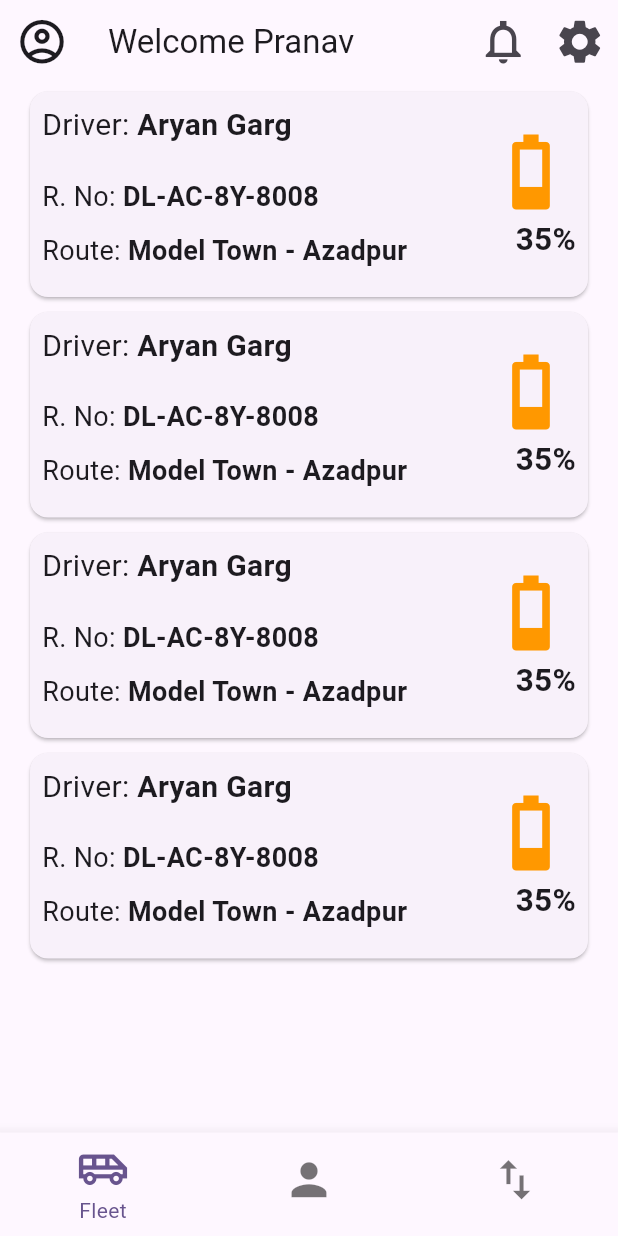
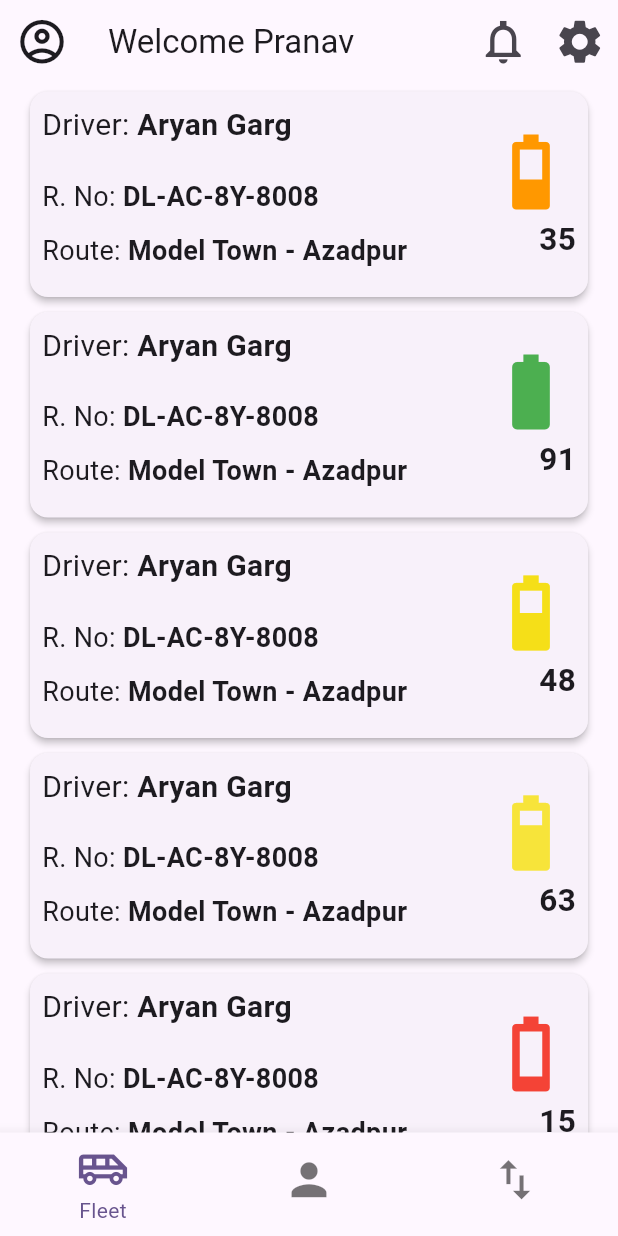
Before and after one commit to PrithviRajput16/Tuktuk, a Flutter app: the screen it shows after launch, on a phone screen of 412 x 824 dp. Run offline on Flutter 3.47's test engine with Material 2 defaults, Android fonts, the light colour scheme and no system bars.

Commit message:
Made icons and colors variables

```diff
--- a/lib/data/fleet_data.dart
+++ b/lib/data/fleet_data.dart
@@ -3,24 +3,30 @@ final FleetList = [
     'driver_alloted': 'Aryan Garg',
     'r_no': 'DL-AC-8Y-8008',
     'route': 'Model Town - Azadpur',
-    'battery': '35%'
+    'battery': 35
   },
   {
     'driver_alloted': 'Aryan Garg',
     'r_no': 'DL-AC-8Y-8008',
     'route': 'Model Town - Azadpur',
-    'battery': '35%'
+    'battery': 91
   },
   {
     'driver_alloted': 'Aryan Garg',
     'r_no': 'DL-AC-8Y-8008',
     'route': 'Model Town - Azadpur',
-    'battery': '35%'
+    'battery': 48
   },
   {
     'driver_alloted': 'Aryan Garg',
     'r_no': 'DL-AC-8Y-8008',
     'route': 'Model Town - Azadpur',
-    'battery': '35%'
+    'battery': 63
+  },
+  {
+    'driver_alloted': 'Aryan Garg',
+    'r_no': 'DL-AC-8Y-8008',
+    'route': 'Model Town - Azadpur',
+    'battery': 15
   },
 ];
--- a/lib/screens/fleet_screen.dart
+++ b/lib/screens/fleet_screen.dart
@@ -7,10 +7,30 @@ class FleetScreen extends StatelessWidget {
   @override
   Widget build(BuildContext context) {
     final tList = FleetList;
+    Color? color = Colors.red;
+    var batteryIcon = Icons.battery_3_bar;
     return ListView.builder(
         itemCount: tList.length,
         itemBuilder: (context, index) {
+          var batteryPercent = tList[index]['battery'] as int;
+          if (batteryPercent >= 90) {
+            color = Colors.green;
+            batteryIcon = Icons.battery_full_outlined;
+          } else if (batteryPercent < 90 && batteryPercent > 60) {
+            color = const Color.fromARGB(255, 247, 228, 58);
+            batteryIcon = Icons.battery_5_bar;
+          } else if (batteryPercent < 60 && batteryPercent > 40) {
+            color = Color.fromARGB(255, 245, 223, 24);
+            batteryIcon = Icons.battery_4_bar;
+          } else if (batteryPercent < 40 && batteryPercent > 20) {
+            color = Colors.orange;
+            batteryIcon = Icons.battery_3_bar;
+          } else {
+            color = Colors.red;
+            batteryIcon = Icons.battery_1_bar;
+          }
           return Card(
+            elevation: 2,
             margin: const EdgeInsets.fromLTRB(20, 5, 20, 5),
             child: Padding(
               padding: const EdgeInsets.all(8.0),
@@ -75,12 +95,13 @@ class FleetScreen extends StatelessWidget {
                   ),
 
                   const Spacer(),
+
                   Column(
                     crossAxisAlignment: CrossAxisAlignment.end,
                     children: [
-                      const Icon(
-                        Icons.battery_2_bar,
-                        color: Colors.orange,
+                      Icon(
+                        batteryIcon,
+                        color: color,
                         size: 60,
                       ),
                       Text(
```
